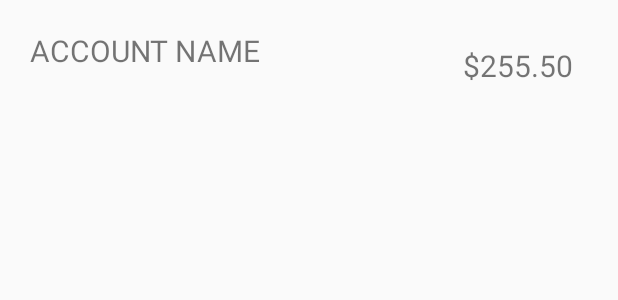
After one commit to pelusodan/WalletGuru, an Android app: the layout account_view_cell.xml on its own in the app's theme, with its tools: preview values and no code run, on a phone screen of 412 x 824 dp. The commit adds this screen. Shown: the top 300 px of the screen. Run offline under Robolectric (Android 15) with nearby library versions, the light colour scheme and no system bars.

Commit message:
Fixing style on account page, removing todos

```diff
--- a/app/src/main/java/com/peluso/walletguru/model/Account.kt
+++ b/app/src/main/java/com/peluso/walletguru/model/Account.kt
@@ -20,7 +20,8 @@ class Account(val type: PostType, val currentBalance: Float, val percentageChang
                 sortedAccounts.add(Account(it, 0f, 20f))
             }
             sortedAccounts.sortedByDescending { abs(it.percentageChange) }
-            val subredditRankings = sortedAccounts.map { it.type to sortedAccounts.indexOf(it) }.toMap()
+            val subredditRankings =
+                sortedAccounts.map { it.type to sortedAccounts.indexOf(it) }.toMap()
 
             // show all first posts in order of priority accounts, then all second posts
             // in order of priority accounts, then all third posts and so forth
@@ -56,7 +57,6 @@ class Account(val type: PostType, val currentBalance: Float, val percentageChang
     }
 }
 
-// TODO: as we add more mandatory fields to the accounts, we'll update this function to add to the constructor
 fun List<AccountDto>.toAccounts(): List<Account> {
     return this.map { Account(it.accountName.toAccountType(), it.accountBalance, it.percentChange) }
 
--- a/app/src/main/java/com/peluso/walletguru/ui/recyclerview/AccountHistoryRecyclerViewAdapter.kt
+++ b/app/src/main/java/com/peluso/walletguru/ui/recyclerview/AccountHistoryRecyclerViewAdapter.kt
@@ -4,11 +4,10 @@ import android.view.LayoutInflater
 import android.view.View
 import android.view.ViewGroup
 import android.widget.TextView
-import android.widget.ToggleButton
 import androidx.recyclerview.widget.RecyclerView
 import com.peluso.walletguru.R
 import com.peluso.walletguru.model.AccountDto
-import com.peluso.walletguru.model.SubmissionCell
+import com.peluso.walletguru.model.AccountType
 import java.text.SimpleDateFormat
 import java.util.*
 
@@ -17,7 +16,6 @@ class AccountHistoryRecyclerViewAdapter(
         val cells: List<AccountDto>
 ) : RecyclerView.Adapter<AccountHistoryRecyclerViewAdapter.AccountHistoryRecyclerViewHolder>() {
 
-    //TODO: I'd like this to also include the account name (this shows full ledger, not just of selected account)
     class AccountHistoryRecyclerViewHolder(itemView: View) : RecyclerView.ViewHolder(itemView) {
         private val dateText: TextView =
                 itemView.findViewById(R.id.accountHistoryDate_Value)
@@ -34,7 +32,7 @@ class AccountHistoryRecyclerViewAdapter(
             dateText.text = convertLongToTime(account.date)
             ("$" + account.accountBalance.toString()).also { balanceText.text = it }
             (account.percentChange.toString() + "%").also { percentageChangeText.text = it }
-            accountText.text = account.accountName
+            accountText.text = AccountType.getViewNameFromTableName(account.accountName)
         }
 
         private fun convertLongToTime(date: Long): String? {
--- /dev/null
+++ b/app/src/main/res/layout/account_view_cell.xml
@@ -0,0 +1,29 @@
+<?xml version="1.0" encoding="utf-8"?>
+<androidx.constraintlayout.widget.ConstraintLayout xmlns:android="http://schemas.android.com/apk/res/android"
+    xmlns:app="http://schemas.android.com/apk/res-auto"
+    xmlns:tools="http://schemas.android.com/tools"
+    android:layout_height="wrap_content"
+    android:layout_width="match_parent"
+    android:padding="10dp">
+
+    <TextView
+        android:id="@+id/account_view_account_name"
+        android:layout_height="wrap_content"
+        android:layout_margin="10dp"
+        android:layout_width="wrap_content"
+        android:textSize="20sp"
+        app:layout_constraintStart_toStartOf="parent"
+        app:layout_constraintTop_toTopOf="parent"
+        tools:text="ACCOUNT NAME" />
+
+    <TextView
+        android:id="@+id/account_view_account_balance"
+        android:layout_height="wrap_content"
+        android:layout_margin="20dp"
+        android:layout_width="wrap_content"
+        android:textSize="20sp"
+        app:layout_constraintEnd_toEndOf="parent"
+        app:layout_constraintTop_toTopOf="parent"
+        tools:text="$255.50" />
+
+</androidx.constraintlayout.widget.ConstraintLayout>
```
Also changed, not shown: app/src/main/java/com/peluso/walletguru/model/AccountType.kt (+25 -8 lines), app/src/main/java/com/peluso/walletguru/ui/AddAccountFragment.kt (+43 -8 lines), app/src/main/java/com/peluso/walletguru/ui/recyclerview/SubmissionsRecyclerViewAdapter.kt (+7 -9 lines).
